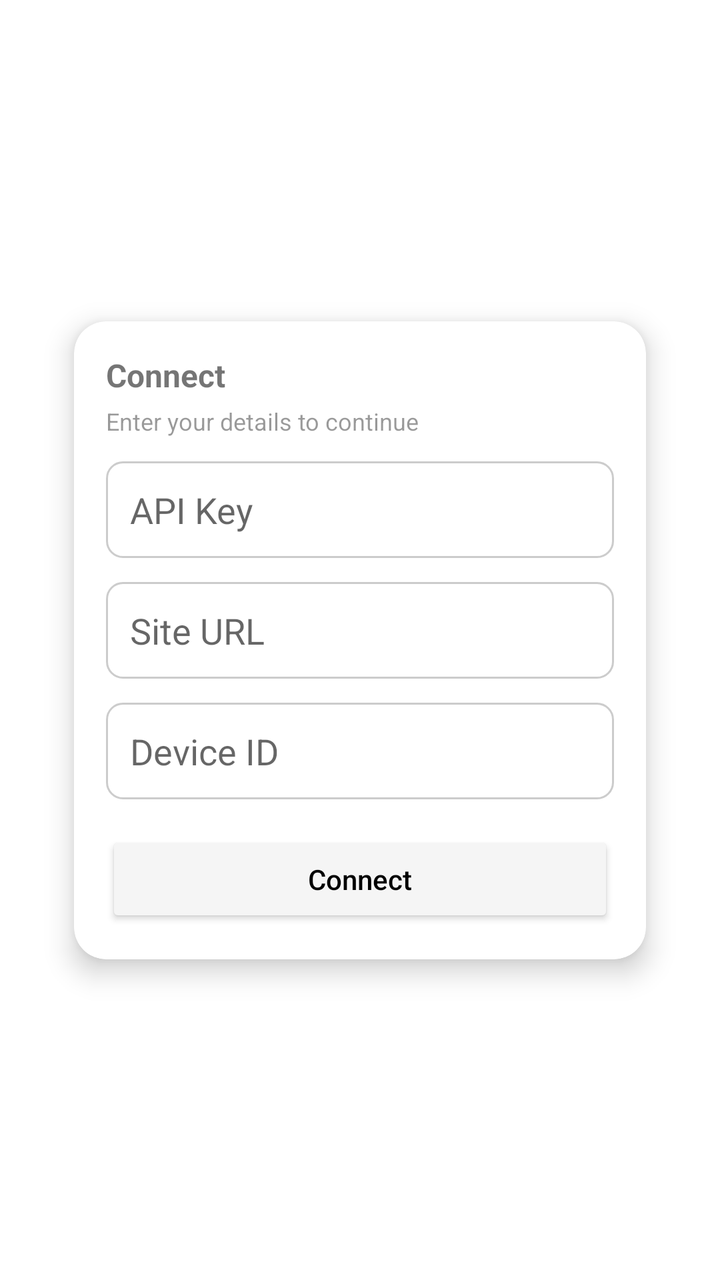
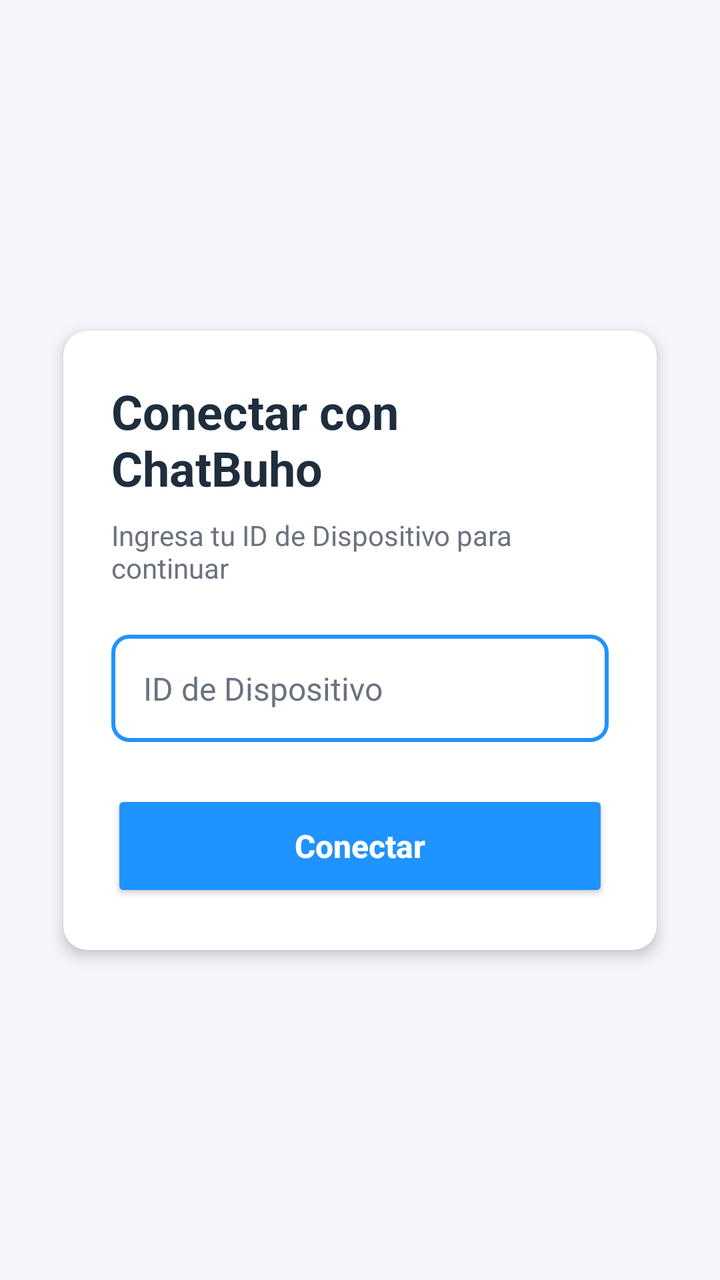

The first picture is an Android layout as it rendered before a commit; the second is the same layout after the commit. The layout source and the unified diff follow.
<!-- AndroidManifest.xml: activity theme Theme.AppCompat.Light.NoActionBar -->
<!-- res/layout/activity_login.xml -->
<?xml version="1.0" encoding="utf-8"?>
<androidx.constraintlayout.widget.ConstraintLayout
    xmlns:android="http://schemas.android.com/apk/res/android"
    xmlns:app="http://schemas.android.com/apk/res-auto"
    android:layout_width="match_parent"
    android:layout_height="match_parent"
    android:background="@color/white">

    <androidx.cardview.widget.CardView
        android:id="@+id/login_card"
        android:layout_width="0dp"
        android:layout_height="wrap_content"
        android:layout_margin="24dp"
        app:cardCornerRadius="16dp"
        app:cardElevation="8dp"
        app:cardUseCompatPadding="true"
        app:layout_constraintTop_toTopOf="parent"
        app:layout_constraintBottom_toBottomOf="parent"
        app:layout_constraintStart_toStartOf="parent"
        app:layout_constraintEnd_toEndOf="parent">

        <LinearLayout
            android:orientation="vertical"
            android:layout_width="match_parent"
            android:layout_height="wrap_content"
            android:padding="16dp">

            <TextView
                android:id="@+id/text_login_title"
                android:layout_width="wrap_content"
                android:layout_height="wrap_content"
                android:text="Connect"
                android:textStyle="bold"
                android:textSize="16sp" />

            <TextView
                android:id="@+id/text_login_subtitle"
                android:layout_width="wrap_content"
                android:layout_height="wrap_content"
                android:layout_marginTop="4dp"
                android:text="Enter your details to continue"
                android:textSize="12sp"
                android:textColor="#66000000" />

            <EditText
                android:id="@+id/api_key_input"
                android:layout_width="match_parent"
                android:layout_height="wrap_content"
                android:layout_marginTop="12dp"
                android:hint="API Key"
                android:inputType="text"
                android:background="@drawable/rounded_edittext"
                android:padding="12dp" />

            <EditText
                android:id="@+id/site_url_input"
                android:layout_width="match_parent"
                android:layout_height="wrap_content"
                android:layout_marginTop="12dp"
                android:hint="Site URL"
                android:inputType="textUri"
                android:background="@drawable/rounded_edittext"
                android:padding="12dp" />

            <EditText
                android:id="@+id/device_id_input"
                android:layout_width="match_parent"
                android:layout_height="wrap_content"
                android:layout_marginTop="12dp"
                android:hint="Device ID"
                android:inputType="text"
                android:background="@drawable/rounded_edittext"
                android:padding="12dp" />

            <Button
                android:id="@+id/connect_button"
                android:layout_width="match_parent"
                android:layout_height="48dp"
                android:layout_marginTop="16dp"
                android:padding="12dp"
                android:text="Connect"
                android:textAllCaps="false"
                android:backgroundTint="?attr/colorPrimary"
                android:textColor="@android:color/black" />

        </LinearLayout>
    </androidx.cardview.widget.CardView>
</androidx.constraintlayout.widget.ConstraintLayout>
<!-- resources referenced by this layout -->
<resources>
  <color name="white">#FFFFFFFF</color>
  <!-- drawable rounded_edittext (drawable) -->
  <shape xmlns:android="http://schemas.android.com/apk/res/android"
      android:shape="rectangle">
      <solid android:color="@android:color/white" />
      <corners android:radius="8dp" />
      <stroke android:width="1dp" android:color="#CCC" />
  </shape>
</resources>

<!-- the commit's change to res/layout/activity_login.xml (unified diff, before → after) -->
@@ -4,15 +4,16 @@
     xmlns:app="http://schemas.android.com/apk/res-auto"
     android:layout_width="match_parent"
     android:layout_height="match_parent"
-    android:background="@color/white">
+    android:background="@color/chatwoot_background">
 
     <androidx.cardview.widget.CardView
         android:id="@+id/login_card"
         android:layout_width="0dp"
         android:layout_height="wrap_content"
         android:layout_margin="24dp"
-        app:cardCornerRadius="16dp"
-        app:cardElevation="8dp"
+        app:cardBackgroundColor="@color/chatwoot_card"
+        app:cardCornerRadius="12dp"
+        app:cardElevation="4dp"
         app:cardUseCompatPadding="true"
         app:layout_constraintTop_toTopOf="parent"
         app:layout_constraintBottom_toBottomOf="parent"
@@ -23,24 +24,25 @@
             android:orientation="vertical"
             android:layout_width="match_parent"
             android:layout_height="wrap_content"
-            android:padding="16dp">
+            android:padding="24dp">
 
             <TextView
                 android:id="@+id/text_login_title"
                 android:layout_width="wrap_content"
                 android:layout_height="wrap_content"
-                android:text="Connect"
+                android:text="Conectar con ChatBuho"
                 android:textStyle="bold"
-                android:textSize="16sp" />
+                android:textSize="24sp"
+                android:textColor="@color/chatwoot_text_primary" />
 
             <TextView
                 android:id="@+id/text_login_subtitle"
                 android:layout_width="wrap_content"
                 android:layout_height="wrap_content"
-                android:layout_marginTop="4dp"
-                android:text="Enter your details to continue"
-                android:textSize="12sp"
-                android:textColor="#66000000" />
+                android:layout_marginTop="8dp"
+                android:text="Ingresa tu ID de Dispositivo para continuar"
+                android:textSize="14sp"
+                android:textColor="@color/chatwoot_text_secondary" />
 
             <EditText
                 android:id="@+id/api_key_input"
@@ -50,7 +52,8 @@
                 android:hint="API Key"
                 android:inputType="text"
                 android:background="@drawable/rounded_edittext"
-                android:padding="12dp" />
+                android:padding="12dp"
+                android:visibility="gone" />
 
             <EditText
                 android:id="@+id/site_url_input"
@@ -60,28 +63,34 @@
                 android:hint="Site URL"
                 android:inputType="textUri"
                 android:background="@drawable/rounded_edittext"
-                android:padding="12dp" />
+                android:padding="12dp"
+                android:visibility="gone" />
 
             <EditText
                 android:id="@+id/device_id_input"
                 android:layout_width="match_parent"
                 android:layout_height="wrap_content"
-                android:layout_marginTop="12dp"
-                android:hint="Device ID"
+                android:layout_marginTop="24dp"
+                android:hint="ID de Dispositivo"
                 android:inputType="text"
                 android:background="@drawable/rounded_edittext"
-                android:padding="12dp" />
+                android:padding="16dp"
+                android:textSize="16sp"
+                android:textColor="@color/chatwoot_text_primary"
+                android:textColorHint="@color/chatwoot_text_secondary" />
 
             <Button
                 android:id="@+id/connect_button"
                 android:layout_width="match_parent"
-                android:layout_height="48dp"
-                android:layout_marginTop="16dp"
-                android:padding="12dp"
-                android:text="Connect"
+                android:layout_height="56dp"
+                android:layout_marginTop="24dp"
+                android:padding="16dp"
+                android:text="Conectar"
                 android:textAllCaps="false"
-                android:backgroundTint="?attr/colorPrimary"
-                android:textColor="@android:color/black" />
+                android:textSize="16sp"
+                android:textStyle="bold"
+                android:backgroundTint="@color/chatwoot_primary"
+                android:textColor="@color/white" />
 
         </LinearLayout>
     </androidx.cardview.widget.CardView>
<!-- resource entries referenced after the edit -->
@@ -1,12 +1,17 @@
 <!-- resources referenced by this layout -->
 <resources>
+  <color name="chatwoot_background">#f4f6fb</color>
+  <color name="chatwoot_card">#FFFFFF</color>
+  <color name="chatwoot_primary">#1f93ff</color>
+  <color name="chatwoot_text_primary">#1f2d3d</color>
+  <color name="chatwoot_text_secondary">#6B7280</color>
   <color name="white">#FFFFFFFF</color>
   <!-- drawable rounded_edittext (drawable) -->
   <shape xmlns:android="http://schemas.android.com/apk/res/android"
       android:shape="rectangle">
-      <solid android:color="@android:color/white" />
+      <solid android:color="@color/chatwoot_card" />
       <corners android:radius="8dp" />
-      <stroke android:width="1dp" android:color="#CCC" />
+      <stroke android:width="2dp" android:color="@color/chatwoot_primary" />
   </shape>
 </resources>
 
